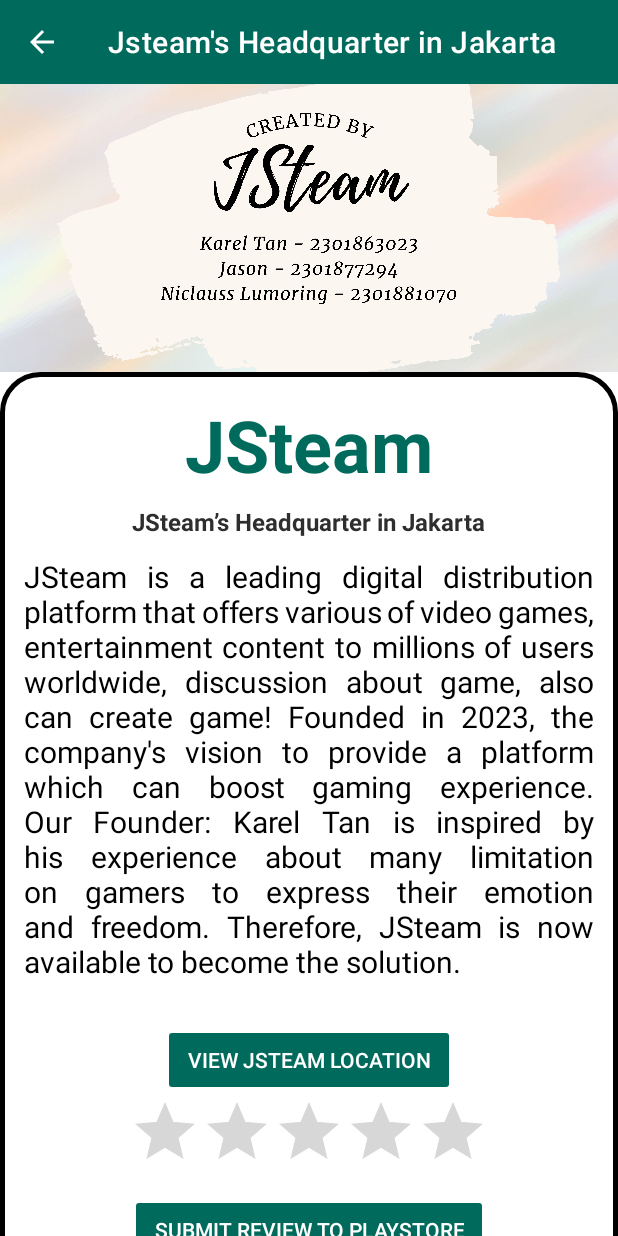
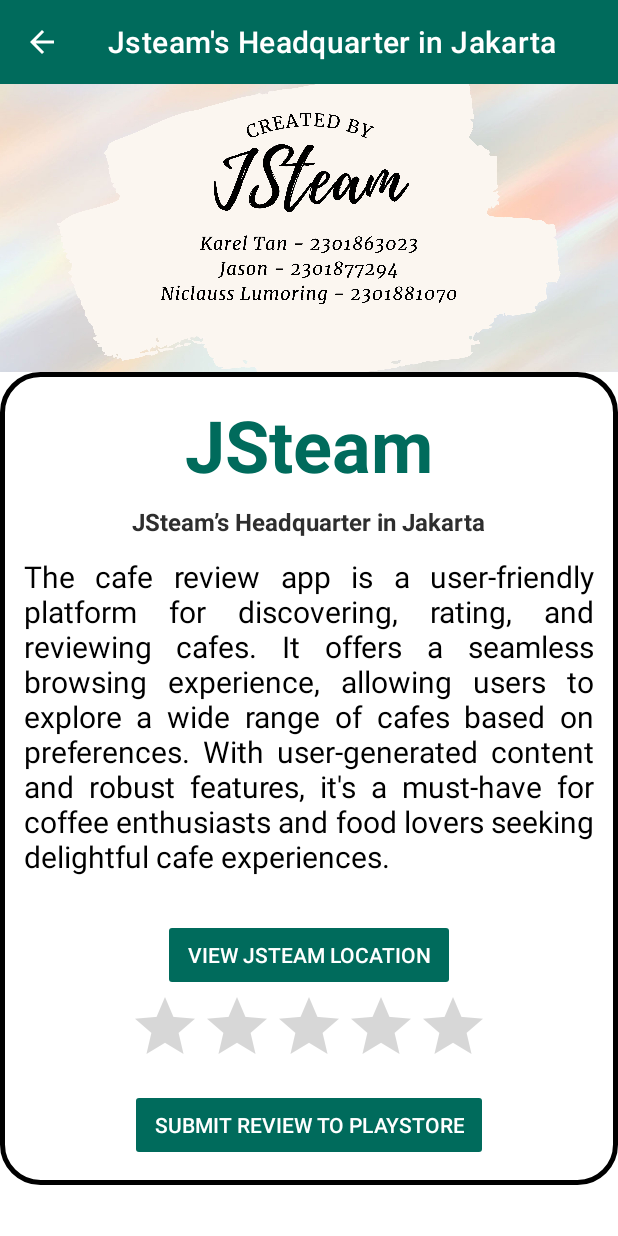
Before and after one commit to kareltan2/JSteam-V2, an Android app: the AboutUsActivity screen opened directly, with no data from a screen before it, on a phone screen of 412 x 824 dp. Run offline under Robolectric (Android 15) with nearby library versions, the phone set to English and light mode, and no system bars; network calls fail.

Commit message:
update aboutus

```diff
--- a/app/src/main/res/layout/activity_about_us.xml
+++ b/app/src/main/res/layout/activity_about_us.xml
@@ -87,7 +87,7 @@
                 android:layout_width="match_parent"
                 android:layout_height="wrap_content"
                 android:justificationMode="inter_word"
-                android:text="JSteam is a leading digital distribution platform that offers various of video games, entertainment content to millions of users worldwide, discussion about game, also can create game! Founded in 2023, the company's vision to provide a platform which can boost gaming experience. Our Founder: Karel Tan is inspired by his experience about many limitation on gamers to express their emotion and freedom. Therefore, JSteam is now available to become the solution."
+                android:text="The cafe review app is a user-friendly platform for discovering, rating, and reviewing cafes. It offers a seamless browsing experience, allowing users to explore a wide range of cafes based on preferences. With user-generated content and robust features, it's a must-have for coffee enthusiasts and food lovers seeking delightful cafe experiences."
                 android:textColor="@color/black"
                 android:textSize="20sp" />
 
```
